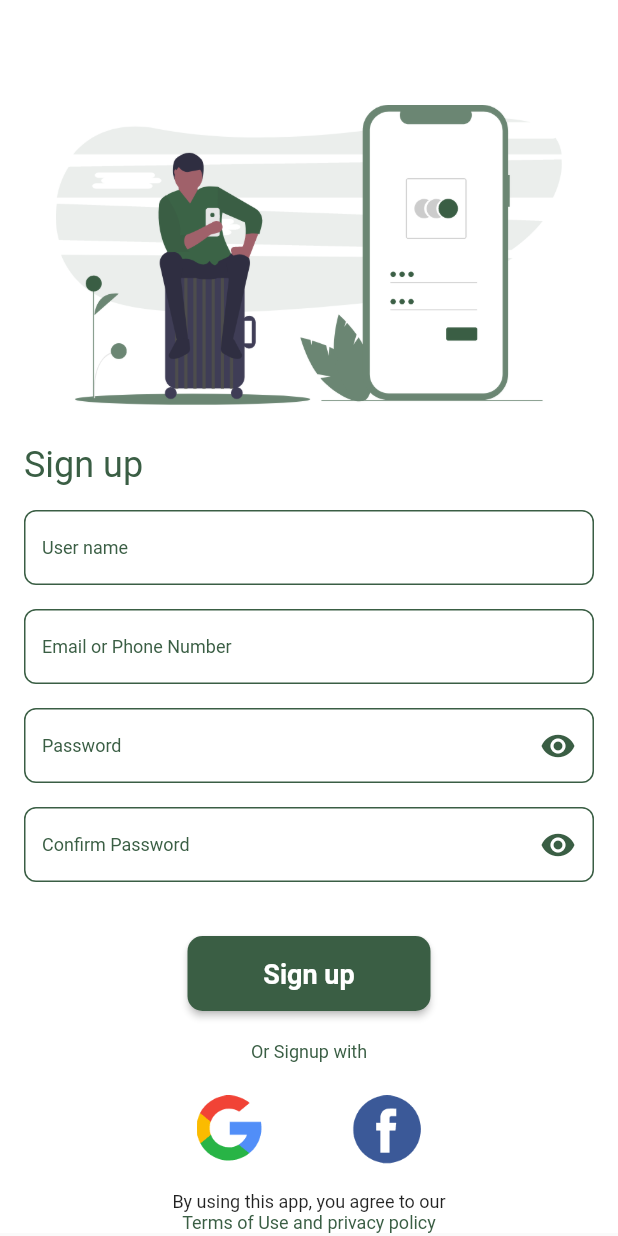
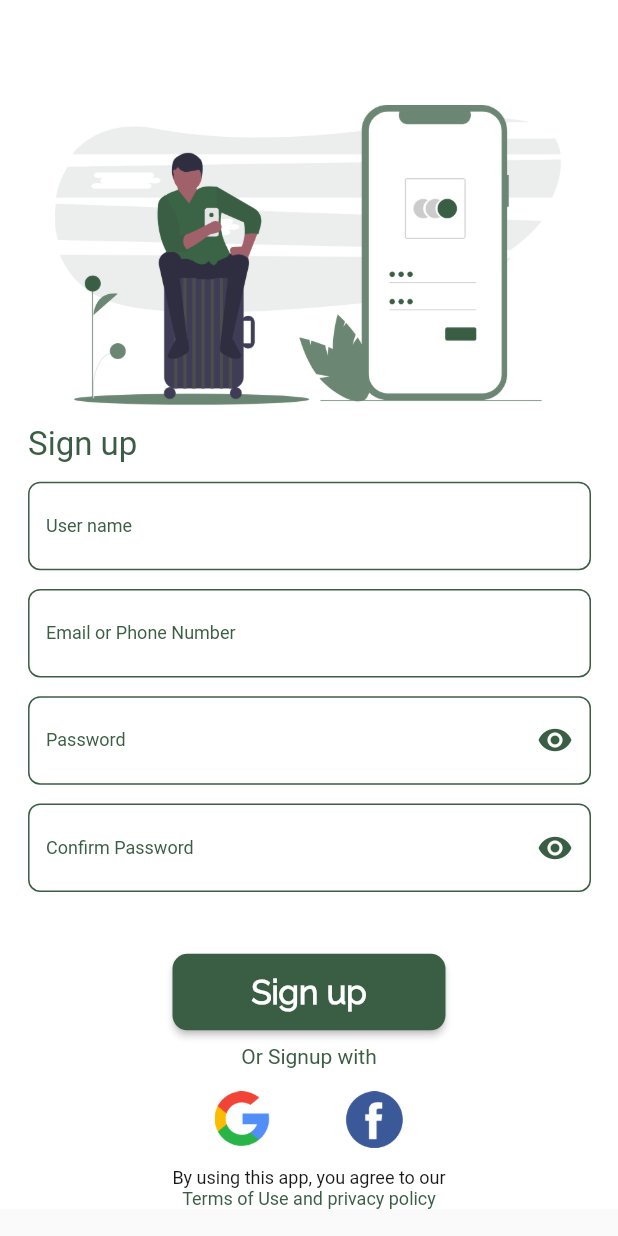
Before and after one commit to mahidul-islam/travel, a Flutter app: the SignUpPage screen opened directly, on a phone screen of 412 x 824 dp. Run offline on Flutter 3.47's test engine with Material 2 defaults, Android fonts, the phone set to English and light mode, and no system bars; our stand-ins replace firebase_core; missing offline and left inert: dart:ffi; accounts and stored records are empty.

Commit message:
signup done

```diff
--- a/lib/ui/registration_screen/singup_screen.dart
+++ b/lib/ui/registration_screen/singup_screen.dart
@@ -31,25 +31,28 @@ class _SignUpPageState extends State<SignUpPage> {
               Container(
                 height: 200,
                 width: double.infinity,
-                margin: EdgeInsets.only(top: 70),
+                margin: EdgeInsets.only(top: 70, left: 23.7, right: 25),
                 child: Image(
                   image: AssetImage("assets/signup.png"),
                 ),
               ),
               Container(
                 alignment: Alignment.topLeft,
-                margin: EdgeInsets.only(top: 26, left: 16),
+                margin: EdgeInsets.only(top: 13.6, left: 18.7),
                 child: Text(
                   "Sign up",
                   style: TextStyle(
+                    fontFamily: 'Roboto',
                     color: Color(0xff3a5e44),
-                      //fontWeight: FontWeight.bold,
-                      fontSize: 24),
+                    fontSize: 22,
+                    fontWeight: FontWeight.w500,
+                    fontStyle: FontStyle.normal,
+                  ),
                 ),
               ),
               Container(
-                height: 50,
-                margin: EdgeInsets.only(top: 16, left: 16, right: 16),
+                height: 60,
+                margin: EdgeInsets.only(top: 11.5, left: 18.7, right: 18),
                 child: TextField(
                   decoration: InputDecoration(
                     border: InputBorder.none,
@@ -64,13 +67,19 @@ class _SignUpPageState extends State<SignUpPage> {
 
                     // border: OutlineInputBorder(),
                     labelText: "User name",
-                      labelStyle:
-                          TextStyle(color: Color(0xff3a5e44), fontSize: 12)),
+                    labelStyle: TextStyle(
+                      fontFamily: 'Roboto',
+                      color: Color(0xff3a5e44),
+                      fontSize: 12,
+                      fontWeight: FontWeight.w400,
+                      fontStyle: FontStyle.normal,
+                    ),
+                  ),
                 ),
               ),
               Container(
-                height: 50,
-                margin: EdgeInsets.only(top: 16, left: 16, right: 16),
+                height: 60,
+                margin: EdgeInsets.only(top: 11.5, left: 18.7, right: 18),
                 child: TextField(
                   decoration: InputDecoration(
                     border: InputBorder.none,
@@ -85,13 +94,19 @@ class _SignUpPageState extends State<SignUpPage> {
 
                     // border: OutlineInputBorder(),
                     labelText: "Email or Phone Number",
-                      labelStyle:
-                          TextStyle(color: Color(0xff3a5e44), fontSize: 12)),
+                    labelStyle: TextStyle(
+                      fontFamily: 'Roboto',
+                      color: Color(0xff3a5e44),
+                      fontSize: 12,
+                      fontWeight: FontWeight.w400,
+                      fontStyle: FontStyle.normal,
+                    ),
+                  ),
                 ),
               ),
               Container(
-                height: 50,
-                margin: EdgeInsets.only(top: 16, left: 16, right: 16),
+                height: 60,
+                margin: EdgeInsets.only(top: 11.5, left: 18.7, right: 18),
                 child: TextField(
                   decoration: InputDecoration(
                     suffixIcon: Icon(
@@ -110,13 +125,19 @@ class _SignUpPageState extends State<SignUpPage> {
 
                     // border: OutlineInputBorder(),
                     labelText: "Password",
-                      labelStyle:
-                          TextStyle(color: Color(0xff3a5e44), fontSize: 12)),
+                    labelStyle: TextStyle(
+                      fontFamily: 'Roboto',
+                      color: Color(0xff3a5e44),
+                      fontSize: 12,
+                      fontWeight: FontWeight.w400,
+                      fontStyle: FontStyle.normal,
+                    ),
+                  ),
                 ),
               ),
               Container(
-                height: 50,
-                margin: EdgeInsets.only(top: 16, left: 16, right: 16),
+                height: 60,
+                margin: EdgeInsets.only(top: 11.5, left: 18.7, right: 18),
                 child: TextField(
                   decoration: InputDecoration(
                     suffixIcon: Icon(
@@ -135,28 +156,37 @@ class _SignUpPageState extends State<SignUpPage> {
 
                     // border: OutlineInputBorder(),
                     labelText: "Confirm Password",
-                      labelStyle:
-                          TextStyle(color: Color(0xff3a5e44), fontSize: 12)),
+                    labelStyle: TextStyle(
+                      fontFamily: 'Roboto',
+                      color: Color(0xff3a5e44),
+                      fontSize: 12,
+                      fontWeight: FontWeight.w400,
+                      fontStyle: FontStyle.normal,
+                    ),
+                  ),
                 ),
               ),
               Container(
                 alignment: Alignment.center,
-                margin: EdgeInsets.only(top: 36),
+                margin: EdgeInsets.only(top: 40.3),
                 child: MaterialButton(
                   onPressed: () {},
                   color: Color(0xff3a5e44),
                   shape: RoundedRectangleBorder(
                       borderRadius: BorderRadius.circular(10)),
                   child: Container(
+                    alignment: Alignment.center,
                     height: 35,
-                    width: 130,
-                    margin: EdgeInsets.only(top: 15),
+                    width: 150,
+                    margin: EdgeInsets.only(top: 8, bottom: 8),
                     child: Text(
                       "Sign up",
                       style: TextStyle(
-                          fontWeight: FontWeight.bold,
                           color: Colors.white,
-                          fontSize: 18),
+                          fontWeight: FontWeight.w600,
+                          fontFamily: "Raleway",
+                          fontStyle: FontStyle.normal,
+                          fontSize: 22),
                       textAlign: TextAlign.center,
                     ),
                   ),
@@ -164,36 +194,53 @@ class _SignUpPageState extends State<SignUpPage> {
               ),
               Container(
                 alignment: Alignment.center,
-                margin: EdgeInsets.only(top: 20),
+                margin: EdgeInsets.only(top: 9.1),
                 child: Text(
                   "Or Signup with",
-                  style: TextStyle(color: Color(0xff3a5e44), fontSize: 12),
+                  style: TextStyle(
+                    fontFamily: 'Roboto',
+                    color: Color(0xff3a5e44),
+                    fontSize: 14,
+                    fontWeight: FontWeight.w400,
+                    fontStyle: FontStyle.normal,
+                  ),
                 ),
               ),
               Container(
                 child: Container(
                     alignment: Alignment.center,
-                    margin: EdgeInsets.only(top: 20),
+                    margin: EdgeInsets.only(top: 15.6),
                     child: Image(
                       image: AssetImage("assets/logo.png"),
-                      height: 50,
-                      width: 150,
+                      height: 38,
                     )),
               ),
               Container(
-                margin: EdgeInsets.only(top: 16),
+                margin: EdgeInsets.only(top: 12.5),
                 alignment: Alignment.center,
                 child: Text(
                   "By using this app, you agree to our",
                   style: TextStyle(
+                    fontFamily: 'Roboto',
+                    color: Color(0xff171917),
                     fontSize: 12,
+                    fontWeight: FontWeight.w400,
+                    fontStyle: FontStyle.normal,
                   ),
                 ),
               ),
               Container(
                 alignment: Alignment.center,
-                child: Text("Terms of Use and privacy policy",
-                    style: TextStyle(color: Color(0xff3a5e44), fontSize: 12)),
+                child: Text(
+                  "Terms of Use and privacy policy",
+                  style: TextStyle(
+                    fontFamily: 'Roboto',
+                    color: Color(0xff3a5e44),
+                    fontSize: 12,
+                    fontWeight: FontWeight.w400,
+                    fontStyle: FontStyle.normal,
+                  ),
+                ),
               ),
             ],
           ),
```
Lines whose indentation alone changed are shown as unchanged.
